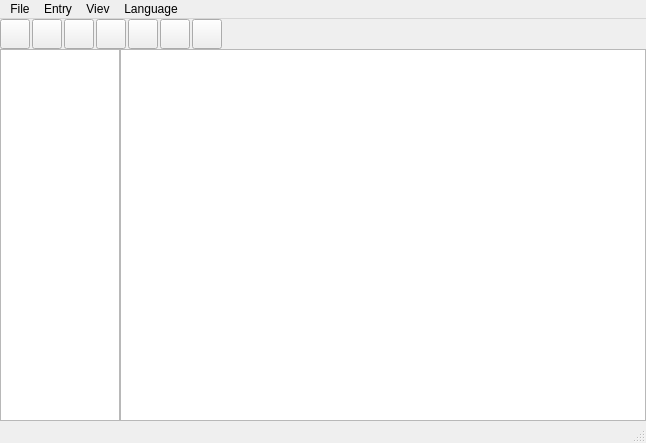
Before: the Qt Designer form mainwindow.ui in sochok222/RadikPass, drawn with Qt 5.
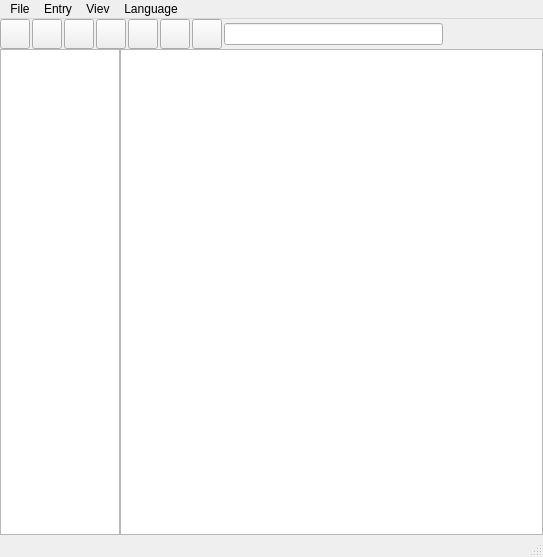
After: the same form once the commit is applied. Icons and pictures are not drawn.

Commit message: Implemented simple search

What changed in the file:
```diff
--- a/mainwindow.ui
+++ b/mainwindow.ui
@@ -6,8 +6,8 @@
    <rect>
     <x>0</x>
     <y>0</y>
-    <width>646</width>
-    <height>443</height>
+    <width>543</width>
+    <height>557</height>
    </rect>
   </property>
   <property name="windowTitle">
@@ -296,17 +296,20 @@
         </property>
        </widget>
       </item>
+      <item>
+       <widget class="QLineEdit" name="searchBar"/>
+      </item>
       <item>
        <spacer name="horizontalSpacer">
         <property name="orientation">
          <enum>Qt::Orientation::Horizontal</enum>
         </property>
         <property name="sizeType">
-         <enum>QSizePolicy::Policy::Expanding</enum>
+         <enum>QSizePolicy::Policy::Maximum</enum>
         </property>
         <property name="sizeHint" stdset="0">
          <size>
-          <width>40</width>
+          <width>100</width>
           <height>20</height>
          </size>
         </property>
@@ -321,7 +324,7 @@
     <rect>
      <x>0</x>
      <y>0</y>
-     <width>646</width>
+     <width>543</width>
      <height>21</height>
     </rect>
    </property>
```
The commit also changes 8 other files.
